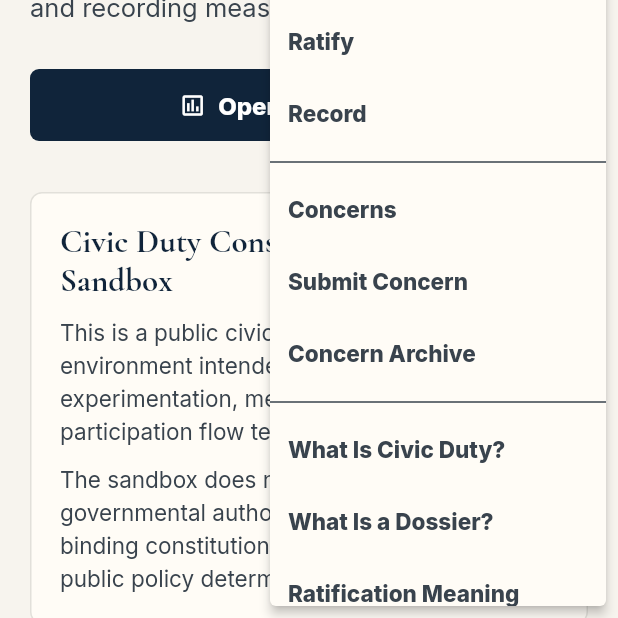
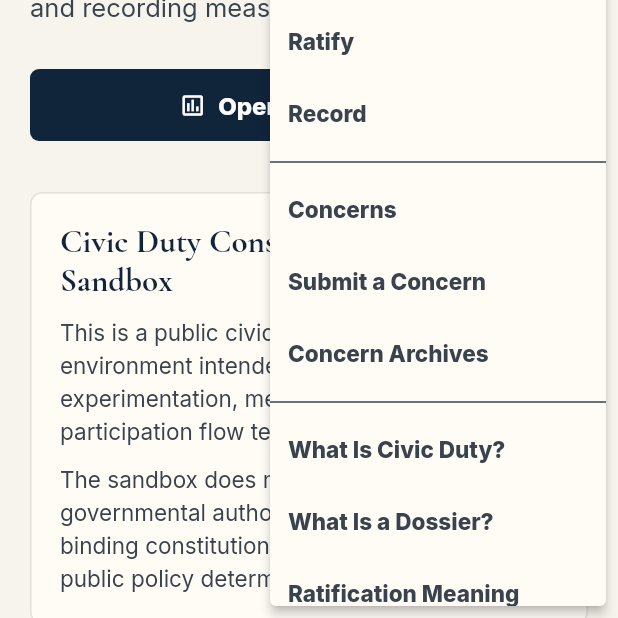
Before and after one commit to ambercodes/civic-duty, a Flutter app: the screen it shows after launch, after a tap on the "menu" icon, on a phone screen of 412 x 824 dp, the part 618-1236 px from its top. Run offline on Flutter 3.47's test engine with Material 3 defaults, Android fonts, the phone set to English and light mode, and no system bars; our stand-ins replace firebase_auth, firebase_core, google_fonts; accounts and stored records are empty; network calls fail.

Commit message:
feature - added the header to more pages for consistency and ui

```diff
--- a/lib/screens/auth/complete_profile_screen.dart
+++ b/lib/screens/auth/complete_profile_screen.dart
@@ -122,8 +122,9 @@ class _CompleteProfileScreenState extends State<CompleteProfileScreen> {
   @override
   Widget build(BuildContext context) {
     return CivicLayout(
-      title: 'Complete Civic Profile',
+      title: 'Civic Profile',
       subtitle: 'Participation remains locked until this profile is complete.',
+      showHeroHeader: true,
       child: CivicPanel(
         children: [
           Form(
--- a/lib/screens/auth/login_screen.dart
+++ b/lib/screens/auth/login_screen.dart
@@ -61,6 +61,7 @@ class _LoginScreenState extends State<LoginScreen> {
     return CivicLayout(
       title: 'Log In',
       subtitle: 'Access your Civic Duty sandbox account.',
+      showHeroHeader: true,
       child: CivicPanel(
         children: [
           Form(
--- a/lib/screens/auth/signup_screen.dart
+++ b/lib/screens/auth/signup_screen.dart
@@ -59,8 +59,9 @@ class _SignupScreenState extends State<SignupScreen> {
   @override
   Widget build(BuildContext context) {
     return CivicLayout(
-      title: 'Create Account',
+      title: 'Sign Up',
       subtitle: 'Create an account before civic participation.',
+      showHeroHeader: true,
       child: CivicPanel(
         children: [
           Form(
--- a/lib/screens/concerns/concern_archive_screen.dart
+++ b/lib/screens/concerns/concern_archive_screen.dart
@@ -11,9 +11,10 @@ class ConcernArchiveScreen extends StatelessWidget {
   @override
   Widget build(BuildContext context) {
     return CivicLayout(
-      title: 'Concern Archive',
+      title: 'Concern Archives',
       subtitle:
           'Archived concerns remain publicly viewable as constitutional civic memory.',
+      showHeroHeader: true,
       child: FutureBuilder<List<FoundationalConcern>>(
         future: ConcernService().listArchive(),
         builder: (context, snapshot) {
--- a/lib/screens/concerns/concerns_list_screen.dart
+++ b/lib/screens/concerns/concerns_list_screen.dart
@@ -23,6 +23,7 @@ class _ConcernsListScreenState extends State<ConcernsListScreen> {
       title: 'Foundational Concerns',
       subtitle:
           'A foundational concern is a structured issue submitted for possible civic review.',
+      showHeroHeader: true,
       child: FutureBuilder<List<FoundationalConcern>>(
         future: _concernsFuture,
         builder: (context, snapshot) {
--- a/lib/screens/dashboard_screen.dart
+++ b/lib/screens/dashboard_screen.dart
@@ -37,6 +37,7 @@ class _DashboardScreenState extends State<DashboardScreen> {
         if (snapshot.connectionState == ConnectionState.waiting) {
           return const CivicLayout(
             title: 'Civic Review Dashboard',
+            showHeroHeader: true,
             child: Center(child: CircularProgressIndicator()),
           );
         }
@@ -44,6 +45,7 @@ class _DashboardScreenState extends State<DashboardScreen> {
         if (snapshot.hasError || !snapshot.hasData) {
           return const CivicLayout(
             title: 'Civic Review Dashboard',
+            showHeroHeader: true,
             child: CivicPanel(
               children: [
                 Text('The dashboard could not load backend data right now.'),
@@ -60,6 +62,7 @@ class _DashboardScreenState extends State<DashboardScreen> {
           title: 'Civic Review Dashboard',
           subtitle:
               'This page shows the current review and public backend participation record.',
+          showHeroHeader: true,
           child: Column(
             crossAxisAlignment: CrossAxisAlignment.stretch,
             children: [
--- a/lib/screens/education_screen.dart
+++ b/lib/screens/education_screen.dart
@@ -25,6 +25,7 @@ class EducationScreen extends StatelessWidget {
     return CivicLayout(
       title: page.title,
       subtitle: page.subtitle,
+      showHeroHeader: true,
       child: Column(
         crossAxisAlignment: CrossAxisAlignment.stretch,
         children: [
--- a/lib/screens/landing_screen.dart
+++ b/lib/screens/landing_screen.dart
@@ -1,7 +1,6 @@
 import 'package:flutter/material.dart';
 
 import '../routes/app_routes.dart';
-import '../theme/app_theme.dart';
 import '../widgets/civic_layout.dart';
 import '../widgets/primary_button.dart';
 
@@ -20,7 +19,7 @@ class _LandingScreenState extends State<LandingScreen> {
   @override
   Widget build(BuildContext context) {
     return CivicLayout(
-      header: const _HeroHeader(),
+      header: const CivicHeroHeader(),
       title: 'Civic Duty',
       subtitle:
           'A public civic review framework for understanding concerns, reviewing evidence, and recording measurable participation.',
@@ -100,40 +99,6 @@ class _LandingActions extends StatelessWidget {
           onPressed: onOpenReview,
         ),
       ],
-    );
-  }
-}
-
-class _HeroHeader extends StatelessWidget {
-  const _HeroHeader();
-
-  @override
-  Widget build(BuildContext context) {
-    final isMobile = MediaQuery.sizeOf(context).width < 640;
-
-    return IgnorePointer(
-      child: ClipRRect(
-        borderRadius: BorderRadius.circular(8),
-        child: SizedBox(
-          width: double.infinity,
-          height: isMobile ? 190 : 300,
-          child: Stack(
-            fit: StackFit.expand,
-            children: [
-              Image.asset(
-                'assets/images/we_the_people_hero.jpg',
-                fit: BoxFit.cover,
-                alignment: isMobile ? Alignment.centerLeft : Alignment.center,
-              ),
-              DecoratedBox(
-                decoration: BoxDecoration(
-                  color: AppTheme.offWhite.withValues(alpha: 0.08),
-                ),
-              ),
-            ],
-          ),
-        ),
-      ),
     );
   }
 }
--- a/lib/screens/record_screen.dart
+++ b/lib/screens/record_screen.dart
@@ -31,6 +31,7 @@ class _RecordScreenState extends State<RecordScreen> {
         if (snapshot.connectionState == ConnectionState.waiting) {
           return const CivicLayout(
             title: 'Civic Ratification Record',
+            showHeroHeader: true,
             child: Center(child: CircularProgressIndicator()),
           );
         }
@@ -38,6 +39,7 @@ class _RecordScreenState extends State<RecordScreen> {
         if (snapshot.hasError || !snapshot.hasData) {
           return const CivicLayout(
             title: 'Civic Ratification Record',
+            showHeroHeader: true,
             child: CivicPanel(
               children: [
                 Text(
@@ -68,6 +70,7 @@ class _RecordContent extends StatelessWidget {
       title: 'Civic Ratification Record',
       subtitle:
           'We the people of the United States have convened to review the following matters in relation to foundational consent.',
+      showHeroHeader: true,
       child: Column(
         crossAxisAlignment: CrossAxisAlignment.stretch,
         children: [
--- a/lib/widgets/civic_layout.dart
+++ b/lib/widgets/civic_layout.dart
@@ -11,16 +11,20 @@ class CivicLayout extends StatelessWidget {
     required this.child,
     this.header,
     this.subtitle,
+    this.showHeroHeader = false,
   });
 
   final String title;
   final String? subtitle;
   final Widget? header;
+  final bool showHeroHeader;
   final Widget child;
 
   @override
   Widget build(BuildContext context) {
     final textTheme = Theme.of(context).textTheme;
+    final pageHeader =
+        header ?? (showHeroHeader ? const CivicHeroHeader() : null);
 
     return Scaffold(
       appBar: AppBar(
@@ -36,7 +40,10 @@ class CivicLayout extends StatelessWidget {
               child: Column(
                 crossAxisAlignment: CrossAxisAlignment.start,
                 children: [
-                  if (header != null) ...[header!, const SizedBox(height: 30)],
+                  if (pageHeader != null) ...[
+                    pageHeader,
+                    const SizedBox(height: 30),
+                  ],
                   Text(title, style: textTheme.displaySmall),
                   if (subtitle != null) ...[
                     const SizedBox(height: 12),
@@ -47,6 +54,40 @@ class CivicLayout extends StatelessWidget {
                 ],
               ),
             ),
+          ),
+        ),
+      ),
+    );
+  }
+}
+
+class CivicHeroHeader extends StatelessWidget {
+  const CivicHeroHeader({super.key});
+
+  @override
+  Widget build(BuildContext context) {
+    final isMobile = MediaQuery.sizeOf(context).width < 640;
+
+    return IgnorePointer(
+      child: ClipRRect(
+        borderRadius: BorderRadius.circular(8),
+        child: SizedBox(
+          width: double.infinity,
+          height: isMobile ? 190 : 300,
+          child: Stack(
+            fit: StackFit.expand,
+            children: [
+              Image.asset(
+                'assets/images/we_the_people_hero.jpg',
+                fit: BoxFit.cover,
+                alignment: isMobile ? Alignment.centerLeft : Alignment.center,
+              ),
+              DecoratedBox(
+                decoration: BoxDecoration(
+                  color: AppTheme.offWhite.withValues(alpha: 0.08),
+                ),
+              ),
+            ],
           ),
         ),
       ),
@@ -91,11 +132,11 @@ class _RouteMenuButton extends StatelessWidget {
         PopupMenuItem(value: AppRoutes.concerns, child: Text('Concerns')),
         PopupMenuItem(
           value: AppRoutes.submitConcern,
-          child: Text('Submit Concern'),
+          child: Text('Submit a Concern'),
         ),
         PopupMenuItem(
           value: AppRoutes.concernArchive,
-          child: Text('Concern Archive'),
+          child: Text('Concern Archives'),
         ),
         PopupMenuDivider(),
         PopupMenuItem(
```
Also changed, not shown: lib/screens/concerns/submit_concern_screen.dart (+6 -3 lines).
